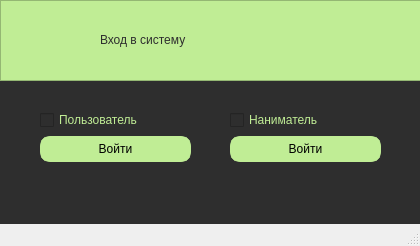
This is project1.ui in KawaiiZhele/Yandex-lyceum-1st-project as Qt 5 draws it before an edit. The edited form follows.
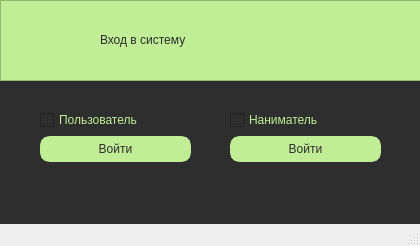
This is the edited form.

```diff
--- a/project1.ui
+++ b/project1.ui
@@ -43,7 +43,9 @@
        <property name="styleSheet">
         <string notr="true">border-radius: 10px;
 border: 6px solid #C0ED95;
-background: #C0ED95</string>
+background: #C0ED95;
+font: 10pt &quot;Fulbo Argenta&quot;;
+color: #2E2E2E</string>
        </property>
        <property name="text">
         <string>Войти</string>
@@ -103,7 +105,9 @@
        <property name="styleSheet">
         <string notr="true">border-radius: 10px;
 border: 6px solid #C0ED95;
-background: #C0ED95</string>
+background: #C0ED95;
+font: 10pt &quot;Fulbo Argenta&quot;;
+color: #2E2E2E</string>
        </property>
        <property name="text">
         <string>Войти</string>
```
